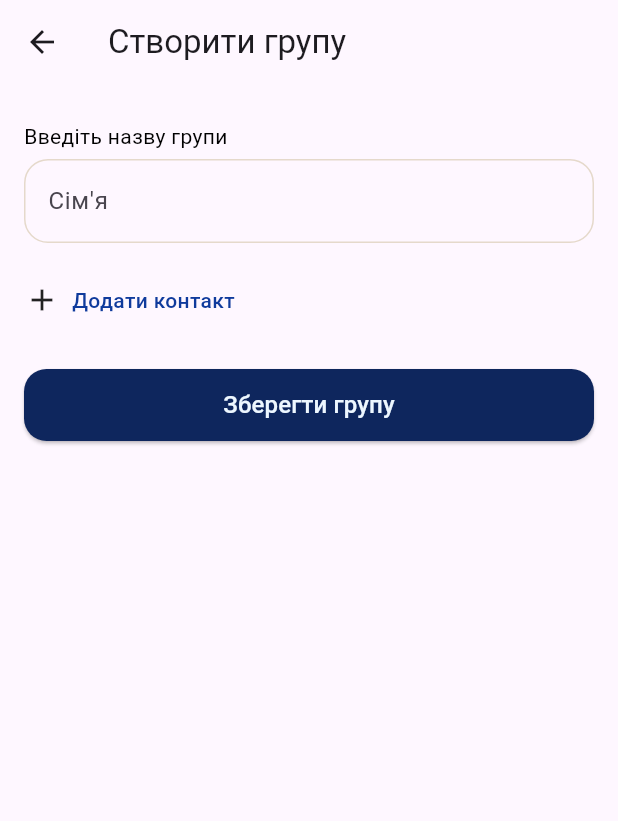
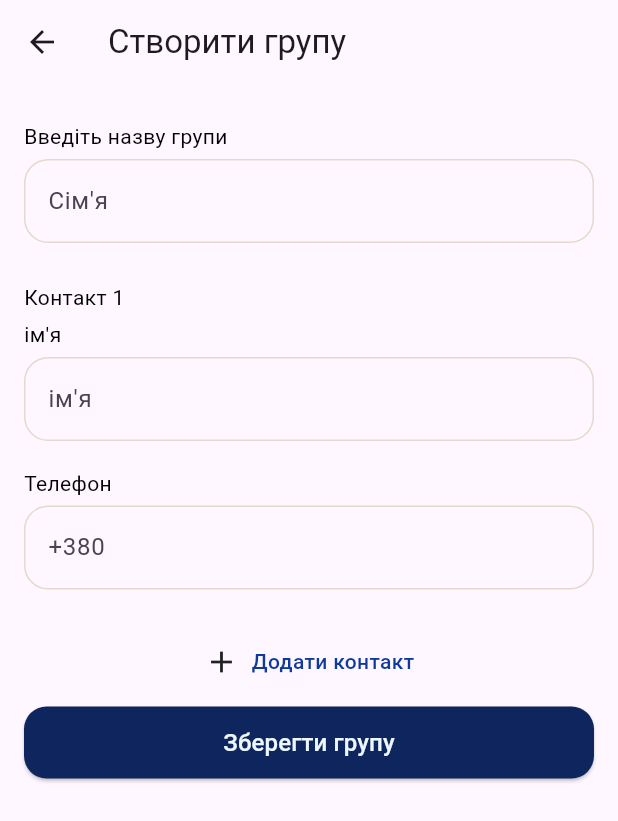
Before and after one commit to Igor2257/chance_app, a Flutter app: the AddGroupScreen screen opened by its route, on a phone screen of 412 x 824 dp. Shown: the top 821 px of the screen. Run offline on Flutter 3.47's test engine with Material 3 defaults, Android fonts, the phone set to English and light mode, and no system bars; our stand-ins replace bloc, connectivity_plus, firebase_auth, firebase_core, firebase_crashlytics, firebase_messaging and 14 more; missing offline and left inert: bottom_picker, flutter_audio_manager_plus; accounts and stored records are empty.

Commit message:
edit contact

```diff
--- a/lib/ui/pages/reminders_page/components/labeled_text_field.dart
+++ b/lib/ui/pages/reminders_page/components/labeled_text_field.dart
@@ -13,6 +13,7 @@ class LabeledTextField extends StatefulWidget {
     required this.hintText,
     required this.isPhone,
     required this.controller,
+    required Null Function(dynamic value) onChanged,
   }) : super(key: key);
 
   @override
@@ -30,7 +31,7 @@ class LabeledTextFieldState extends State<LabeledTextField> {
       final RegExp phoneRegex = RegExp(r'^\+380\d*$');
       return phoneRegex.hasMatch(input);
     } else {
-      final RegExp nameRegex = RegExp(r'^[а-яА-Я\s]{3,}$');
+      final RegExp nameRegex = RegExp(r'^[а-яА-Яa-zA-Z\s]{3,}$');
       return nameRegex.hasMatch(input);
     }
   }
--- a/lib/ui/pages/sos_page/add_contact_screen.dart
+++ b/lib/ui/pages/sos_page/add_contact_screen.dart
@@ -52,12 +52,14 @@ class _AddContactScreenState extends State<AddContactScreen> {
               label: "Введіть ім'я",
               hintText: "ім'я",
               isPhone: false,
+              onChanged: (value) {},
             ),
             LabeledTextField(
               controller: phoneController,
               label: "Введіть номер телефону",
               hintText: '+380',
               isPhone: true,
+              onChanged: (value) {},
             ),
             const SizedBox(height: 22),
             SizedBox(
--- a/lib/ui/pages/sos_page/add_group_screen.dart
+++ b/lib/ui/pages/sos_page/add_group_screen.dart
@@ -2,8 +2,16 @@ import 'package:chance_app/ui/constans.dart';
 import 'package:chance_app/ui/pages/reminders_page/components/labeled_text_field.dart';
 import 'package:flutter/material.dart';
 
-class AddGroupScreen extends StatelessWidget {
+class AddGroupScreen extends StatefulWidget {
   const AddGroupScreen({Key? key}) : super(key: key);
+
+  @override
+  State<AddGroupScreen> createState() => _AddGroupScreenState();
+}
+
+class _AddGroupScreenState extends State<AddGroupScreen> {
+  final TextEditingController groupNameController = TextEditingController();
+  final List<ContactItem> contacts = [ContactItem()];
 
   @override
   Widget build(BuildContext context) {
@@ -29,23 +37,88 @@ class AddGroupScreen extends StatelessWidget {
           left: 16,
           right: 16,
         ),
+        child: SingleChildScrollView(
           child: Column(
-          mainAxisAlignment: MainAxisAlignment.start,
             children: [
               LabeledTextField(
-              controller: TextEditingController(),
+                controller: groupNameController,
                 label: "Введіть назву групи",
                 hintText: "Сім'я",
                 isPhone: false,
+                onChanged: (value) {},
               ),
               const SizedBox(height: 8),
-            const ContactList(),
-            const SizedBox(height: 16),
-            SizedBox(
+              Column(
+                children: [
+                  for (int index = 0; index < contacts.length; index++)
+                    Column(
+                      crossAxisAlignment: CrossAxisAlignment.start,
+                      children: [
+                        Text(
+                          'Контакт ${index + 1}',
+                          style: const TextStyle(
+                            fontWeight: FontWeight.w400,
+                            fontSize: 14,
+                            color: Colors.black,
+                          ),
+                        ),
+                        const SizedBox(
+                          height: 5,
+                        ),
+                        LabeledTextField(
+                          controller: TextEditingController(),
+                          label: "ім'я",
+                          hintText: "ім'я",
+                          isPhone: false,
+                          onChanged: (value) {},
+                        ),
+                        LabeledTextField(
+                          controller: TextEditingController(),
+                          label: 'Телефон',
+                          hintText: '+380',
+                          isPhone: true,
+                          onChanged: (value) {},
+                        ),
+                        const SizedBox(
+                          height: 18,
+                        ),
+                      ],
+                    ),
+                  InkWell(
+                    onTap: () {
+                      setState(() {
+                        contacts.add(ContactItem());
+                      });
+                    },
+                    child: Row(
+                      mainAxisAlignment: MainAxisAlignment.center,
+                      children: [
+                        const Icon(Icons.add),
+                        const SizedBox(width: 8),
+                        Text(
+                          'Додати контакт',
+                          style: TextStyle(
+                            fontSize: 14,
+                            fontWeight: FontWeight.w500,
+                            color: primary800,
+                          ),
+                        ),
+                      ],
+                    ),
+                  ),
+                  const SizedBox(
+                    height: 18,
+                  ),
+                  Padding(
+                    padding: const EdgeInsets.only(bottom: 18),
+                    child: SizedBox(
                       width: double.infinity,
                       height: 48,
                       child: ElevatedButton(
-                onPressed: () {},
+                        onPressed: () {
+                          Navigator.of(context).pushNamedAndRemoveUntil(
+                              "/sos", (route) => false);
+                        },
                         style: ElevatedButton.styleFrom(
                           backgroundColor: primary1000,
                           shape: RoundedRectangleBorder(
@@ -62,89 +135,15 @@ class AddGroupScreen extends StatelessWidget {
                         ),
                       ),
                     ),
+                  ),
                 ],
+              ),
+            ],
+          ),
         ),
       ),
     );
   }
 }
 
-class ContactList extends StatefulWidget {
-  const ContactList({Key? key}) : super(key: key);
-
-  @override
-  State<ContactList> createState() => _ContactListState();
-}
-
-class _ContactListState extends State<ContactList> {
-  final List<ContactItem> contacts = [];
-
-  void addContact() {
-    contacts.add(ContactItem());
-    setState(() {});
-  }
-
-  @override
-  Widget build(BuildContext context) {
-    return Column(
-      crossAxisAlignment: CrossAxisAlignment.start,
-      children: [
-        for (int i = 0; i < contacts.length; i++)
-          Column(
-            crossAxisAlignment: CrossAxisAlignment.start,
-            children: [
-              Text(
-                'Контакт ${i + 1}',
-                style: const TextStyle(
-                  fontWeight: FontWeight.w400,
-                  fontSize: 14,
-                  color: Colors.black,
-                ),
-              ),
-              const SizedBox(
-                height: 5,
-              ),
-              LabeledTextField(
-                controller: TextEditingController(),
-                label: "ім'я",
-                hintText: "ім'я",
-                isPhone: false,
-              ),
-              LabeledTextField(
-                controller: TextEditingController(),
-                label: 'Телефон',
-                hintText: '+380',
-                isPhone: true,
-              ),
-              const SizedBox(
-                height: 18,
-              ),
-            ],
-          ),
-        InkWell(
-          onTap: addContact,
-          child: Row(
-            children: [
-              const Icon(Icons.add),
-              const SizedBox(width: 8),
-              Text(
-                'Додати контакт',
-                style: TextStyle(
-                  // fontFamily: ,
-                  fontSize: 14,
-                  fontWeight: FontWeight.w500,
-                  color: primary800,
-                ),
-              ),
-            ],
-          ),
-        ),
-        const SizedBox(
-          height: 18,
-        ),
-      ],
-    );
-  }
-}
-
 class ContactItem {}
--- a/lib/ux/bloc/sos_contacts_bloc/sos_contacts_bloc.dart
+++ b/lib/ux/bloc/sos_contacts_bloc/sos_contacts_bloc.dart
@@ -1,5 +1,4 @@
 import 'dart:async';
-
 import 'package:bloc/bloc.dart';
 import 'package:chance_app/ux/model/sos_contact_model.dart';
 import 'package:flutter/material.dart';
@@ -9,12 +8,14 @@ part 'sos_contacts_event.dart';
 
 class SosContactsBloc extends Bloc<SosContactsEvent, SosContactsState> {
   List<SosContactModel> contacts = [
-    SosContactModel(name: 'Maman', phone: '+380951234567'),
-    SosContactModel(name: 'Testss', phone: '+380954444444'),
+    SosContactModel(name: 'TestContact1', phone: '+380951234567'),
+    SosContactModel(name: 'TestContact2', phone: '+380954444444'),
+    SosContactModel(name: 'TestContact3', phone: '+380954445555'),
   ];
   SosContactsBloc() : super(SosContactsState()) {
     on<SaveContact>(_onSaveContact);
     on<DeleteContact>(_onDeleteContact);
+    on<EditContact>(_onEditContact);
   }
 
   FutureOr<void> _onSaveContact(
@@ -31,4 +32,15 @@ class SosContactsBloc extends Bloc<SosContactsEvent, SosContactsState> {
 
     emit(state.copyWith(contacts: contacts));
   }
+
+  FutureOr<void> _onEditContact(
+      EditContact event, Emitter<SosContactsState> emit) {
+    final index = contacts.indexOf(event.oldContact);
+
+    if (index != -1) {
+      contacts[index] = event.newContact;
+      emit(state.copyWith(contacts: contacts));
+      print('Contact edited: $event.oldContact -> $event.newContact');
+    }
+  }
 }
--- a/lib/ux/bloc/sos_contacts_bloc/sos_contacts_event.dart
+++ b/lib/ux/bloc/sos_contacts_bloc/sos_contacts_event.dart
@@ -14,3 +14,10 @@ class DeleteContact extends SosContactsEvent {
 
   DeleteContact({required this.contacts});
 }
+
+class EditContact extends SosContactsEvent {
+  final SosContactModel oldContact;
+  final SosContactModel newContact;
+
+  EditContact({required this.oldContact, required this.newContact});
+}
--- a/pubspec.yaml
+++ b/pubspec.yaml
@@ -57,7 +57,7 @@ dependencies:
   google_sign_in: ^6.0.2
   timezone: ^0.9.2
   flutter_timezone: ^1.0.8
-  url_launcher: ^6.2.5
+
   permission_handler: ^11.3.0
   flutter_widget_from_html_core: ^0.14.11
 
@@ -65,6 +65,9 @@ dependencies:
   # The following adds the Cupertino Icons font to your application.
   # Use with the CupertinoIcons class for iOS style icons.
   cupertino_icons: ^1.0.2
+  url_launcher: ^6.2.5
+  flutter_audio_manager_plus: ^0.0.1
+
 
 dev_dependencies:
   flutter_test:
```
Also changed, not shown: lib/main.dart (+7 -1 lines), lib/ui/pages/sos_page/call_contacn_sos_screen.dart (added, +120 -0 lines), lib/ui/pages/sos_page/delete_contact_screen.dart (+71 -13 lines), lib/ui/pages/sos_page/main_page_sos.dart (+20 -11 lines), lib/ui/pages/sos_page/replace_contact_sos.dart (added, +119 -0 lines), lib/ux/bloc/login_bloc/login_bloc.dart (+11 -9 lines), pubspec.lock, 1 other file. Lines whose indentation alone changed are shown as unchanged.
